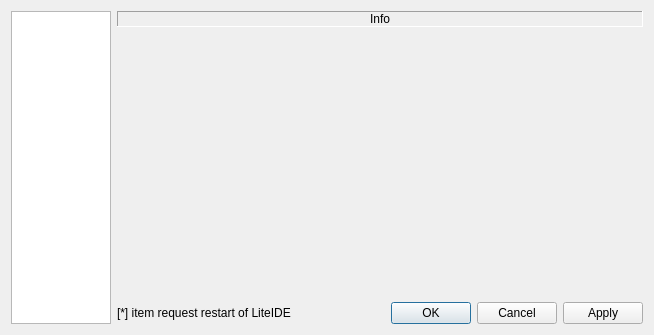
This is liteidex/src/liteapp/optionswidget.ui in visualfc/liteide as Qt 5 draws it before an edit. The edited form follows.
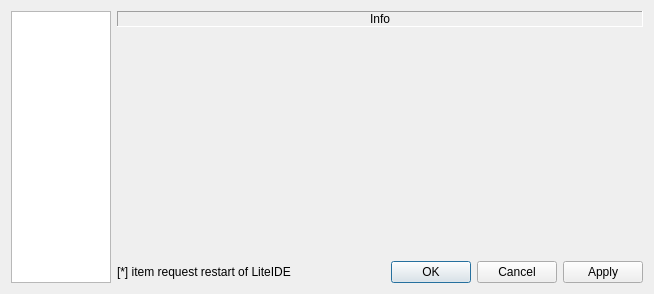
This is the edited form.

What changed in the file:
```diff
--- a/liteidex/src/liteapp/optionswidget.ui
+++ b/liteidex/src/liteapp/optionswidget.ui
@@ -7,7 +7,7 @@
     <x>0</x>
     <y>0</y>
     <width>654</width>
-    <height>335</height>
+    <height>294</height>
    </rect>
   </property>
   <property name="windowTitle">
```
